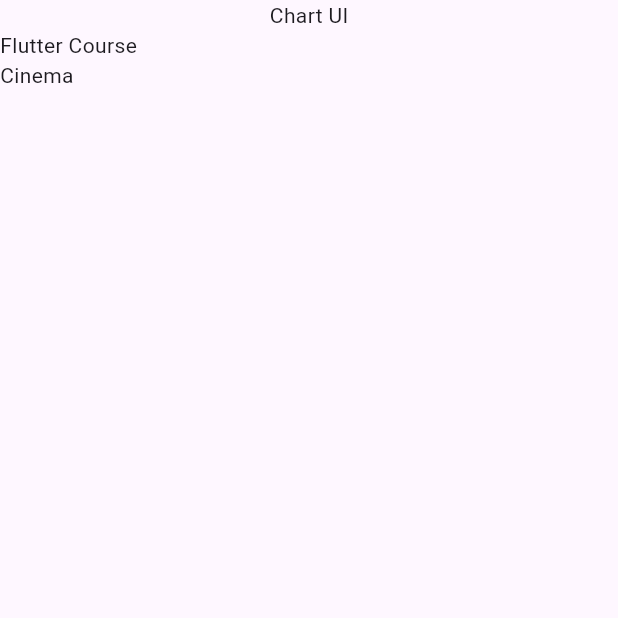
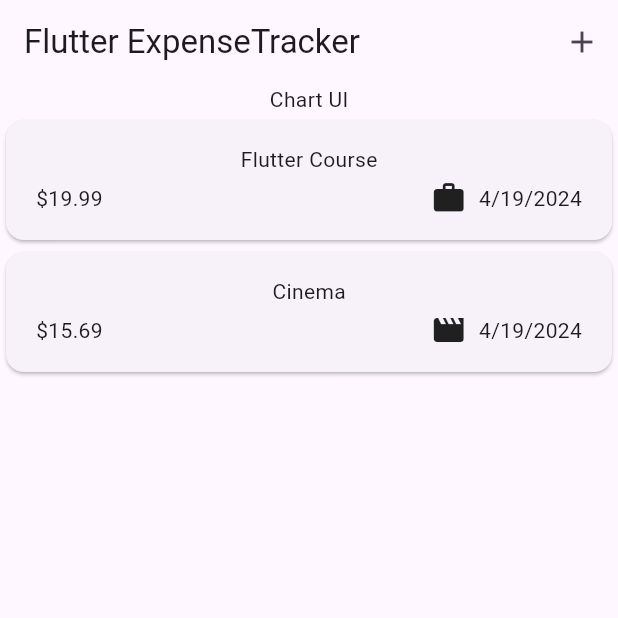
Before and after one commit to Abdullah-Majeed/expense_tracker_flutter, a Flutter app: the screen it shows after launch, on a phone screen of 412 x 824 dp, the top half of it. Run offline on Flutter 3.47's test engine with Material 3 defaults, Android fonts, the phone set to English and light mode, and no system bars.

Commit message:
working on item list and modal sheet for input expense.

```diff
--- a/lib/expenses_list.dart
+++ /dev/null
@@ -1,15 +0,0 @@
-import 'package:flutter/material.dart';
-import 'package:expense_tracker/models/expense.dart';
-
-class ExpensesList extends StatelessWidget {
-  const ExpensesList({super.key, required this.expense});
-
-  final List<Expense> expense;
-  @override
-  Widget build(BuildContext context) {
-    return ListView.builder(
-      itemCount: expense.length,
-      itemBuilder: (ctx, index) => Text(expense[index].title),
-    );
-  }
-}
--- a/lib/main.dart
+++ b/lib/main.dart
@@ -1,4 +1,4 @@
-import 'package:expense_tracker/Expenses.dart';
+import 'package:expense_tracker/widgets/expenses.dart';
 import 'package:flutter/material.dart';
 
 void main() {
--- a/lib/models/expense.dart
+++ b/lib/models/expense.dart
@@ -1,15 +1,33 @@
+import 'package:flutter/material.dart';
 import 'package:uuid/uuid.dart';
+import 'package:intl/intl.dart';
 
+final formatter = DateFormat.yMd();
 const uuid = Uuid();
 
 enum Category { food, travel, leisure, work }
 
+final categoryIcons = {
+  Category.food: Icons.lunch_dining,
+  Category.travel: Icons.flight_takeoff,
+  Category.leisure: Icons.movie,
+  Category.work: Icons.work
+};
+
 class Expense {
-  Expense({required this.title, required this.amount, required this.date,required this.category})
+  Expense(
+      {required this.title,
+      required this.amount,
+      required this.date,
+      required this.category})
       : id = uuid.v4();
   final String id;
   final String title;
   final double amount;
   final DateTime date;
   final Category category;
+
+  String get formattedDate {
+    return formatter.format(date);
+  }
 }
--- /dev/null
+++ b/lib/widgets/expense_widgets/expense_item.dart
@@ -0,0 +1,42 @@
+import 'package:expense_tracker/models/expense.dart';
+import 'package:flutter/material.dart';
+
+class ExpenseItem extends StatelessWidget {
+  const ExpenseItem({super.key, required this.expense});
+
+  final Expense expense;
+
+  @override
+  Widget build(BuildContext context) {
+    return Card(
+      child: Padding(
+        padding: const EdgeInsets.symmetric(horizontal: 20, vertical: 16),
+        child: Column(
+          children: [
+            Text(expense.title),
+            const SizedBox(
+              height: 4,
+            ),
+            Row(
+              children: [
+                Text('\$${expense.amount.toStringAsFixed(2)}'),
+                const Spacer(),
+                Row(
+                  children: [
+                    Icon(categoryIcons[expense.category]),
+                    const SizedBox(
+                      width: 8,
+                    ),
+                    Text(
+                      expense.formattedDate,
+                    )
+                  ],
+                )
+              ],
+            )
+          ],
+        ),
+      ),
+    );
+  }
+}
--- /dev/null
+++ b/lib/widgets/expense_widgets/expenses_list.dart
@@ -0,0 +1,16 @@
+import 'package:expense_tracker/widgets/expense_widgets/expense_item.dart';
+import 'package:flutter/material.dart';
+import 'package:expense_tracker/models/expense.dart';
+
+class ExpensesList extends StatelessWidget {
+  const ExpensesList({super.key, required this.expenses});
+
+  final List<Expense> expenses;
+  @override
+  Widget build(BuildContext context) {
+    return ListView.builder(
+      itemCount: expenses.length,
+      itemBuilder: (ctx, index) => ExpenseItem(expense: expenses[index]),
+    );
+  }
+}
--- a/lib/expenses.dart
+++ b/lib/widgets/expenses.dart
@@ -1,7 +1,6 @@
-import 'package:expense_tracker/expenses_list.dart';
+import 'package:expense_tracker/widgets/expense_widgets/expenses_list.dart';
 import 'package:expense_tracker/models/expense.dart';
 import 'package:flutter/material.dart';
-import 'package:flutter/widgets.dart';
 
 class Expenses extends StatefulWidget {
   const Expenses({super.key});
@@ -25,13 +24,28 @@ class _ExpensesState extends State<Expenses> {
       category: Category.leisure,
     ),
   ];
+
+  void _openAddExpenseOverlay() {
+    showModalBottomSheet(
+        context: context, builder: (ctx) => const Text('BottomSheet modal'));
+  }
+
   @override
   Widget build(BuildContext context) {
     return Scaffold(
+      appBar: AppBar(
+        title: const Text('Flutter ExpenseTracker'),
+        actions: [
+          IconButton(
+            onPressed: _openAddExpenseOverlay,
+            icon: const Icon(Icons.add),
+          )
+        ],
+      ),
       body: Column(
         children: [
           const Text('Chart UI'),
-          Expanded(child: ExpensesList(expense: _registeredExpenses))
+          Expanded(child: ExpensesList(expenses: _registeredExpenses))
         ],
       ),
     );
--- a/pubspec.yaml
+++ b/pubspec.yaml
@@ -36,6 +36,7 @@ dependencies:
   # Use with the CupertinoIcons class for iOS style icons.
   cupertino_icons: ^1.0.6
   uuid: ^4.4.0
+  intl: ^0.19.0
 
 dev_dependencies:
   flutter_test:
```
Also changed, not shown: pubspec.lock.
